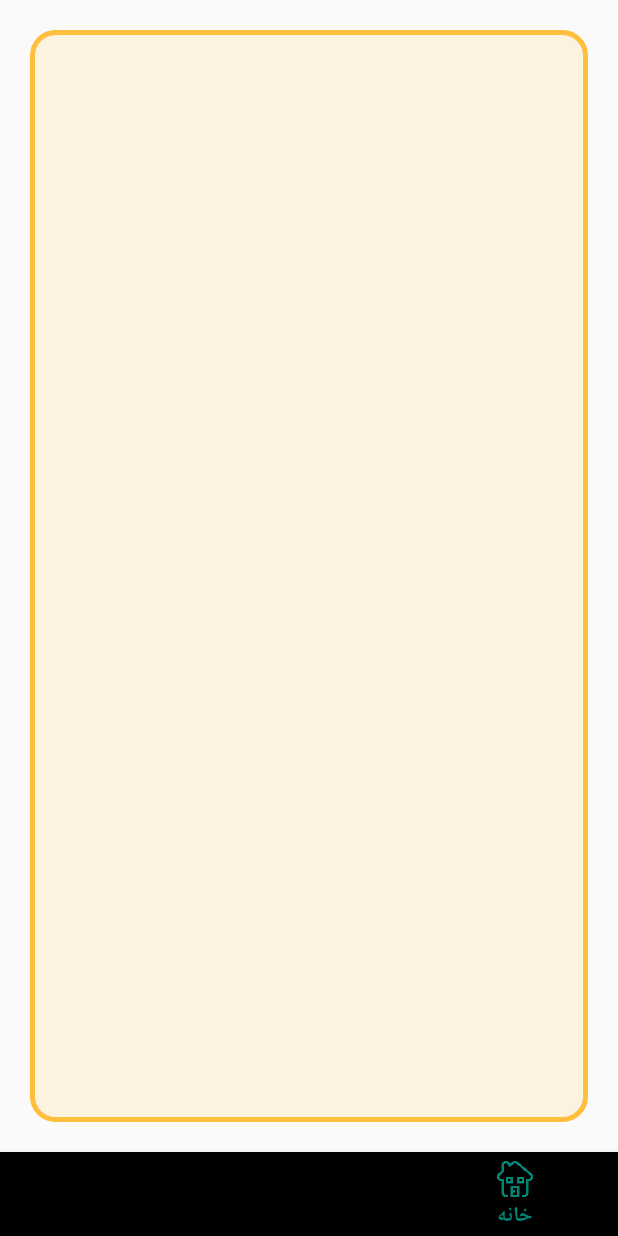
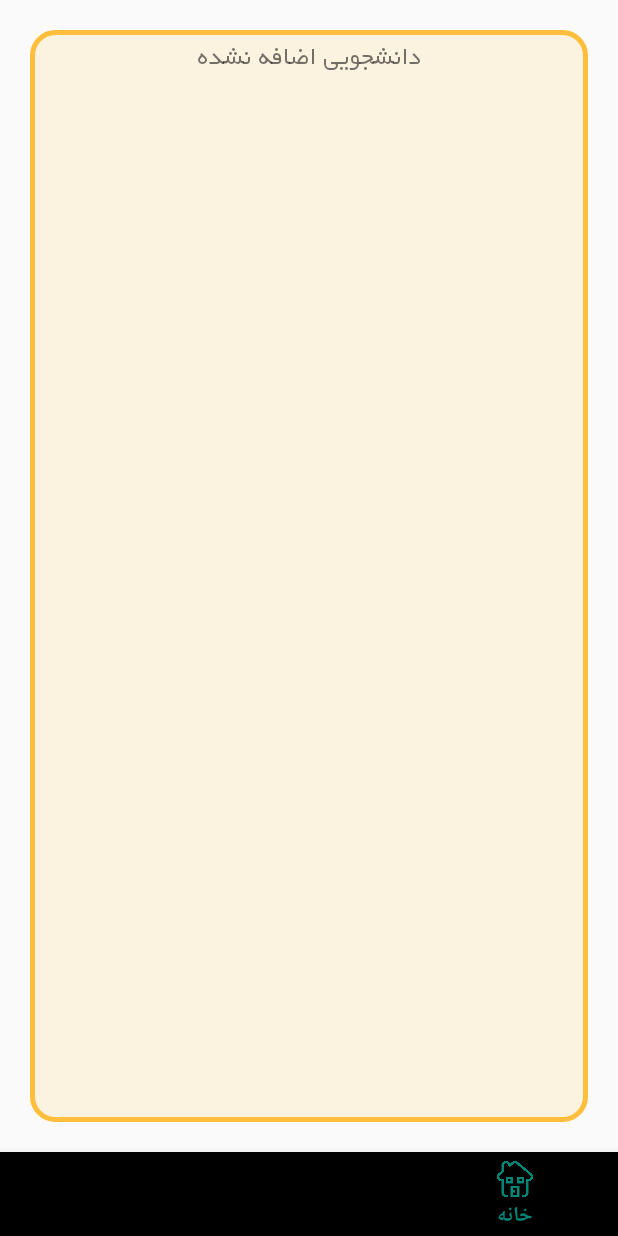
Before and after one commit to rohanimorteza/BottomNavigationTemplate, an Android app: the screen it shows after launch (MainActivity), on a phone screen of 412 x 824 dp. Run offline under Robolectric (Android 15) with nearby library versions, the phone set to English and light mode, and no system bars.

Commit message:
011 -display added Students in home fragment's RecyclerView

```diff
--- a/app/src/main/java/com/example/mortrza/mybottomnavigationtemplate/FRAGMENTS/HomeFragment.java
+++ b/app/src/main/java/com/example/mortrza/mybottomnavigationtemplate/FRAGMENTS/HomeFragment.java
@@ -4,19 +4,53 @@ import android.os.Bundle;
 import android.support.annotation.NonNull;
 import android.support.annotation.Nullable;
 import android.support.v4.app.Fragment;
+import android.support.v7.widget.GridLayoutManager;
+import android.support.v7.widget.RecyclerView;
 import android.view.LayoutInflater;
 import android.view.View;
 import android.view.ViewGroup;
+import android.widget.TextView;
 
+import com.example.mortrza.mybottomnavigationtemplate.ADAPTERS.STDAdapter;
 import com.example.mortrza.mybottomnavigationtemplate.R;
+import com.example.mortrza.mybottomnavigationtemplate.dbHandler;
 
 
 public class HomeFragment extends Fragment {
+
+    RecyclerView recyclerView;
+    TextView nostd;
+
 
     @Nullable
     @Override
     public View onCreateView(@NonNull LayoutInflater inflater, @Nullable ViewGroup container, @Nullable Bundle savedInstanceState) {
         View view = inflater.inflate(R.layout.fragment_home,container,false);
+
+        setupRecycler(view);
+
         return view;
     }
+
+    public void setupRecycler(View view){
+
+        dbHandler dbh = new dbHandler(getContext());
+        dbh.open();
+
+        if(dbh.DisplaySTDCount()>0){
+            nostd = view.findViewById(R.id.txt_home);
+            nostd.setVisibility(View.INVISIBLE);
+            recyclerView = view.findViewById(R.id.rec_home);
+            STDAdapter stdAdapter = new STDAdapter(getContext(),dbh.displayStudent());
+            recyclerView.setLayoutManager(new GridLayoutManager(getContext(),2));
+            recyclerView.setAdapter(stdAdapter);
+
+        }else {
+
+        }
+
+        dbh.close();
+
+    }
+
 }
--- a/app/src/main/res/layout/fragment_home.xml
+++ b/app/src/main/res/layout/fragment_home.xml
@@ -1,9 +1,24 @@
 <?xml version="1.0" encoding="utf-8"?>
 <RelativeLayout
-    xmlns:android="http://schemas.android.com/apk/res/android"
-    android:layout_width="match_parent"
+
+    xmlns:android="http://schemas.android.com/apk/res/android" android:layout_width="match_parent"
     android:layout_height="match_parent"
-    android:layout_margin="20dp"
-    android:background="@drawable/shape_home">
+    android:background="@drawable/shape_home"
+    android:layout_margin="20dp">
+
+    <TextView
+        android:id="@+id/txt_home"
+        android:layout_width="match_parent"
+        android:layout_height="wrap_content"
+        android:fontFamily="@font/yekan"
+        android:textAlignment="center"
+        android:textSize="20dp"
+        android:text="دانشجویی اضافه نشده"/>
+
+    <android.support.v7.widget.RecyclerView
+        android:layout_marginTop="20dp"
+        android:id="@+id/rec_home"
+        android:layout_width="match_parent"
+        android:layout_height="match_parent"/>
 
 </RelativeLayout>
```
